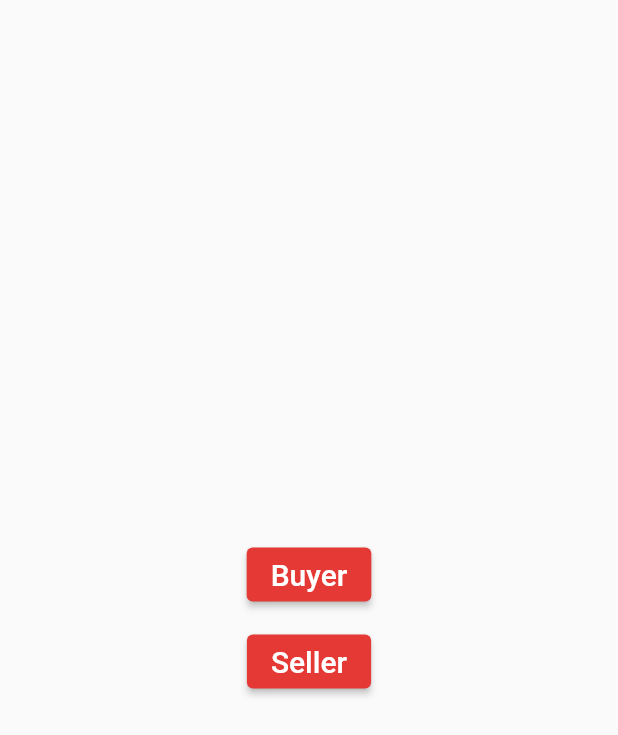
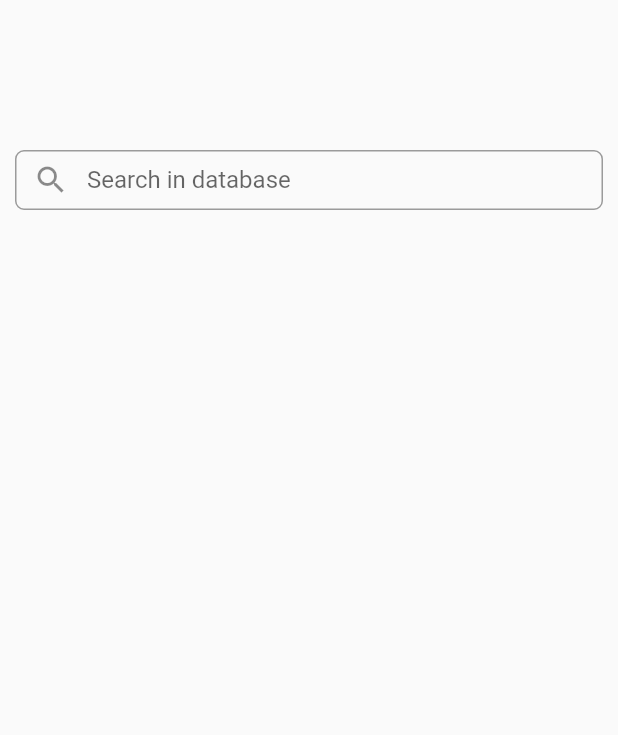
Before and after one commit to Brian-mula/shikisha, a Flutter app: the HomeScreen screen opened by its route, after a tap on "Buyer", on a phone screen of 412 x 824 dp. Shown: the top 735 px of the screen. Run offline on Flutter 3.47's test engine with Material 2 defaults, Android fonts, the phone set to English and light mode, and no system bars; our stand-ins replace flutter_riverpod, flutter_signin_button; network calls fail.

Commit message:
added products page

```diff
--- a/lib/routes/routes.dart
+++ b/lib/routes/routes.dart
@@ -1,6 +1,7 @@
 import 'package:flutter/material.dart';
 import 'package:shikisha/views/home_screen.dart';
 import 'package:shikisha/views/login_page.dart';
+import 'package:shikisha/views/products.dart';
 import 'package:shikisha/views/signup.dart';
 import 'package:shikisha/widgets/text_widget.dart';
 
@@ -14,6 +15,8 @@ class ShikishaRoutes {
         return MaterialPageRoute(builder: (_) => const SignUp());
       case '/home':
         return MaterialPageRoute(builder: (_) => const HomeScreen());
+      case '/products':
+        return MaterialPageRoute(builder: (_) => const Products());
       default:
         return MaterialPageRoute(
             builder: (_) => Scaffold(
--- a/lib/views/home_screen.dart
+++ b/lib/views/home_screen.dart
@@ -18,7 +18,9 @@ class HomeScreen extends ConsumerWidget {
                 style: ButtonStyle(
                     backgroundColor:
                         MaterialStateProperty.all(Colors.red.shade600)),
-                onPressed: () {},
+                onPressed: () {
+                  Navigator.pushNamed(context, "/products");
+                },
                 child: TextWidget(
                   text: "Buyer",
                   textStyle:
--- /dev/null
+++ b/lib/views/products.dart
@@ -0,0 +1,26 @@
+import 'package:flutter/material.dart';
+import 'package:flutter_riverpod/flutter_riverpod.dart';
+import 'package:shikisha/widgets/input_field.dart';
+
+class Products extends ConsumerWidget {
+  const Products({Key? key}) : super(key: key);
+
+  @override
+  Widget build(BuildContext context, WidgetRef ref) {
+    TextEditingController searchController = TextEditingController();
+    return Scaffold(
+      body: Container(
+        padding: const EdgeInsets.only(top: 100, left: 10, right: 10),
+        child: Column(
+          children: [
+            CustomeInput(
+                controller: searchController,
+                icon: Icons.search,
+                labelText: "Search in database",
+                inputType: TextInputType.name)
+          ],
+        ),
+      ),
+    );
+  }
+}
```
